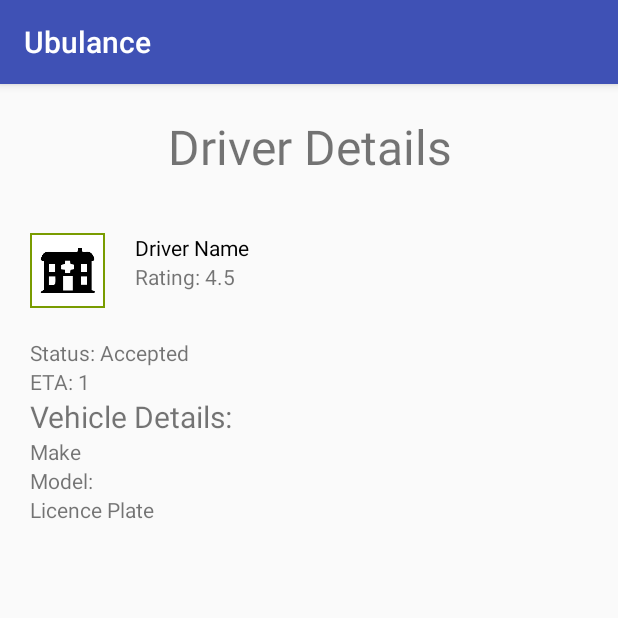
After one commit to pravinkandala/Ubulance, an Android app: the DisplayDriverActivity screen opened directly, with no data from a screen before it, on a phone screen of 412 x 824 dp, the top half of it. The commit adds this screen. Run offline under Robolectric (Android 15) with nearby library versions, the phone set to English and light mode, and no system bars; our stand-ins replace Picasso, Volley; network calls fail; pictures from the network do not load.

Commit message:
clean up + driver details loaded

```diff
--- /dev/null
+++ b/app/src/main/java/com/pk/ubulance/ACTIVITY/DisplayDriverActivity.java
@@ -0,0 +1,173 @@
+package com.pk.ubulance.Activity;
+
+import android.Manifest;
+import android.content.Context;
+import android.content.Intent;
+import android.content.pm.PackageManager;
+import android.net.Uri;
+import android.os.Bundle;
+import android.support.v4.app.ActivityCompat;
+import android.support.v7.app.AppCompatActivity;
+import android.view.View;
+import android.widget.ImageView;
+import android.widget.TextView;
+
+import com.pk.ubulance.API.UberAPI;
+import com.pk.ubulance.Model.ServerCallBack;
+import com.pk.ubulance.R;
+import com.pk.ubulance.Service.GetLocation;
+import com.squareup.picasso.Picasso;
+
+import org.json.JSONException;
+import org.json.JSONObject;
+
+public class DisplayDriverActivity extends AppCompatActivity {
+
+    String end_latitude;
+    String end_longitude;
+    String start_latitude;
+    String start_longitude;
+    TextView _driver_name, _driver_phone, _driver_rating, _status, _eta, _vehicle_make, _vehicle_model, _vehicle_plate;
+    ImageView _driver_image;
+    Context context;
+    Intent callIntent;
+
+    @Override
+    protected void onCreate(Bundle savedInstanceState) {
+        super.onCreate(savedInstanceState);
+        setContentView(R.layout.activity_display_driver);
+
+        context = this;
+
+        callIntent = new Intent(Intent.ACTION_CALL);
+        _driver_name = ((TextView) findViewById(R.id.driver_name_tv));
+        _driver_phone = ((TextView) findViewById(R.id.driver_phone_tv));
+        _driver_rating = ((TextView) findViewById(R.id.driver_rating_tv));
+        _status = ((TextView) findViewById(R.id.status_tv));
+        _eta = ((TextView) findViewById(R.id.eta_tv));
+        _vehicle_make = ((TextView) findViewById(R.id.vehicle_make_tv));
+        _vehicle_model = ((TextView) findViewById(R.id.vehicle_model_tv));
+        _vehicle_plate = ((TextView) findViewById(R.id.vehicle_plate_tv));
+        _driver_image = ((ImageView) findViewById(R.id.driver_image));
+        _driver_phone.setVisibility(View.GONE);
+
+
+        GetLocation getLocation = new GetLocation(this);
+        if (getLocation.canGetLocation()) {
+            start_latitude = Double.toString(getLocation.getLatitude());
+            start_longitude = Double.toString(getLocation.getLongitude());
+        } else {
+            getLocation.showSettingsAlert();
+        }
+
+        Intent intent = this.getIntent();
+        Double end_lat = intent.getDoubleExtra("end_latitude", 0.0);
+        Double end_long = intent.getDoubleExtra("end_longitude", 0.0);
+        if (end_lat != 0.0 || end_long != 0.0) {
+            end_latitude = Double.toString(end_lat);
+            end_longitude = Double.toString(end_long);
+        }
+
+        UberAPI uberAPI = new UberAPI();
+        try {
+            uberAPI.callUbulance(this, start_latitude, start_longitude, end_latitude, end_longitude, new ServerCallBack() {
+                @Override
+                public void onSuccess(Object result) throws JSONException {
+
+                    /**
+                     *
+                     * {
+                     "status": "accepted",
+                     "product_id": "dee8691c-8b48-4637-b048-300eee72d58d",
+                     "destination": {
+                     "latitude": 38.993329,
+                     "longitude": -76.873783
+                     },
+                     "driver": {
+                     "phone_number": "(555)555-5555",
+                     "rating": 4.9,
+                     "picture_url": "https://d1a3f4spazzrp4.cloudfront.net/uberex-sandbox/images/driver.jpg",
+                     "name": "John",
+                     "sms_number": null
+                     },
+                     "pickup": {
+                     "latitude": 38.998725,
+                     "eta": 1,
+                     "longitude": -76.866995
+                     },
+                     "request_id": "4d6d3a1f-0a5d-47c9-8f25-c53d69e45cb9",
+                     "eta": 1,
+                     "location": {
+                     "latitude": 39.0004226109,
+                     "bearing": -150,
+                     "longitude": -76.8657338136
+                     },
+                     "vehicle": {
+                     "make": "Toyota",
+                     "picture_url": "https://d1a3f4spazzrp4.cloudfront.net/uberex-sandbox/images/prius.jpg",
+                     "model": "Prius",
+                     "license_plate": "UBER-PLATE"
+                     },
+                     "surge_multiplier": 1,
+                     "shared": false
+                     }
+                     *
+                     */
+
+                    final JSONObject finalResult = (JSONObject) result;
+                    String product_id = finalResult.getString("product_id");
+                    _status.setText("Status: " + finalResult.getString("status"));
+                    String request_id = finalResult.getString("request_id");
+
+                    final JSONObject pickup = finalResult.getJSONObject("pickup");
+                    _eta.setText("ETA: " + pickup.getString("eta") + "min");
+
+                    final JSONObject driver = finalResult.getJSONObject("driver");
+                    _driver_name.setText("Driver: " + driver.getString("name"));
+                    _driver_phone.setVisibility(View.VISIBLE);
+                    _driver_phone.setText("Call: " + driver.getString("phone_number"));
+                    _driver_phone.setOnClickListener(new View.OnClickListener() {
+
+                        @Override
+                        public void onClick(View view) {
+
+                            try {
+                                callIntent.setData(Uri.parse("tel:+" + driver.getString("phone_number").trim()));
+                                startActivity(callIntent);
+                            } catch (JSONException e) {
+                                e.printStackTrace();
+                            }
+                        }
+                    });
+
+                    Picasso.with(context).load(driver.getString("picture_url")).into(_driver_image);
+
+                    final JSONObject vehicle = finalResult.getJSONObject("vehicle");
+                    _vehicle_make.setText("Make: " + vehicle.getString("make"));
+                    _vehicle_model.setText("Model: " + vehicle.getString("model"));
+                    _vehicle_plate.setText("Licence Plate: " + vehicle.getString("license_plate"));
+
+                }
+
+                @Override
+                public void onFailure(Boolean bool) {
+
+                }
+            });
+        } catch (JSONException e) {
+            e.printStackTrace();
+        }
+
+        if (ActivityCompat.checkSelfPermission(this, Manifest.permission.CALL_PHONE) != PackageManager.PERMISSION_GRANTED) {
+            // TODO: Consider calling
+            //    ActivityCompat#requestPermissions
+            // here to request the missing permissions, and then overriding
+            //   public void onRequestPermissionsResult(int requestCode, String[] permissions,
+            //                                          int[] grantResults)
+            // to handle the case where the user grants the permission. See the documentation
+            // for ActivityCompat#requestPermissions for more details.
+            return;
+        }
+
+    }
+}
--- a/app/src/main/java/com/pk/ubulance/ServerCallBack.java
+++ b/app/src/main/java/com/pk/ubulance/MODEL/ServerCallBack.java
@@ -1,4 +1,4 @@
-package com.pk.ubulance;
+package com.pk.ubulance.Model;
 
 import org.json.JSONException;
 
--- a/app/src/main/java/com/pk/ubulance/GetLocation.java
+++ b/app/src/main/java/com/pk/ubulance/SERVICE/GetLocation.java
@@ -1,19 +1,16 @@
-package com.pk.ubulance;
+package com.pk.ubulance.Service;
 
-import android.Manifest;
 import android.app.AlertDialog;
 import android.app.Service;
 import android.content.Context;
 import android.content.DialogInterface;
 import android.content.Intent;
-import android.content.pm.PackageManager;
 import android.location.Location;
 import android.location.LocationListener;
 import android.location.LocationManager;
 import android.os.Bundle;
 import android.os.IBinder;
 import android.provider.Settings;
-import android.support.v4.app.ActivityCompat;
 import android.util.Log;
 
 /**
--- a/app/src/main/java/com/pk/ubulance/PlacesService.java
+++ b/app/src/main/java/com/pk/ubulance/SERVICE/PlacesService.java
@@ -1,6 +1,8 @@
-package com.pk.ubulance;
+package com.pk.ubulance.Service;
 
 import android.util.Log;
+
+import com.pk.ubulance.Model.Place;
 
 import org.json.JSONArray;
 import org.json.JSONException;
@@ -44,7 +46,7 @@ public class PlacesService {
             ArrayList<Place> arrayList = new ArrayList<Place>();
             for (int i = 0; i < array.length(); i++) {
                 try {
-                    Place place = Place.jsonToPontoReferencia((JSONObject) array.get(i));
+                    Place place = Place.jsonPlaceReference((JSONObject) array.get(i));
 
                     Log.v("Places Services ", ""+place);
 
--- /dev/null
+++ b/app/src/main/res/layout/activity_display_driver.xml
@@ -0,0 +1,118 @@
+<?xml version="1.0" encoding="utf-8"?>
+<RelativeLayout xmlns:android="http://schemas.android.com/apk/res/android"
+    xmlns:tools="http://schemas.android.com/tools"
+    android:id="@+id/activity_get_product"
+    android:layout_width="match_parent"
+    android:layout_height="match_parent"
+    tools:context="com.pk.ubulance.Activity.DisplayDriverActivity">
+
+    <TextView
+        android:layout_width="match_parent"
+        android:layout_height="wrap_content"
+        android:text="Driver Details"
+        android:layout_margin="20dp"
+        android:textSize="32dp"
+        android:gravity="center"
+        android:id="@+id/lable"/>
+
+
+    <LinearLayout
+        android:layout_width="wrap_content"
+        android:layout_height="wrap_content"
+        android:orientation="horizontal"
+        android:id="@+id/nameplate"
+        android:layout_below="@+id/lable">
+
+
+    <ImageView
+        android:id="@+id/driver_image"
+        android:layout_width="50dp"
+        android:layout_height="50dp"
+        android:layout_marginLeft="20dp"
+        android:layout_marginTop="16dp"
+        android:background="@drawable/hospital_icon" />
+
+    <LinearLayout
+        android:layout_width="wrap_content"
+        android:layout_height="wrap_content"
+        android:layout_marginBottom="10dp"
+        android:layout_marginLeft="20dp"
+        android:orientation="vertical">
+
+        <TextView
+            android:id="@+id/driver_name_tv"
+            android:layout_width="wrap_content"
+            android:layout_height="wrap_content"
+            android:layout_gravity="center_vertical"
+            android:layout_marginTop="16dp"
+            android:text="Driver Name"
+            android:textColor="#000" />
+
+        <TextView
+            android:id="@+id/driver_phone_tv"
+            android:layout_width="wrap_content"
+            android:layout_height="wrap_content"
+            android:layout_marginRight="10dp"
+            android:text="Phone: (999) 999 - 111"
+            android:onClick="makeCall"
+            android:clickable="true"
+            android:textColor="#6F000000" />
+
+        <TextView
+            android:id="@+id/driver_rating_tv"
+            android:layout_width="wrap_content"
+            android:layout_height="wrap_content"
+            android:text="Rating: 4.5"/>
+
+    </LinearLayout>
+    </LinearLayout>
+
+    <LinearLayout
+        android:layout_width="match_parent"
+        android:layout_height="match_parent"
+        android:orientation="vertical"
+        android:padding="20dp"
+        android:layout_below="@id/nameplate">
+
+        <TextView
+            android:id="@+id/status_tv"
+            android:layout_width="match_parent"
+            android:layout_height="wrap_content"
+            android:text="Status: Accepted"/>
+
+        <TextView
+            android:id="@+id/eta_tv"
+            android:layout_width="match_parent"
+            android:layout_height="wrap_content"
+            android:text="ETA: 1"/>
+
+        <TextView
+            android:layout_width="match_parent"
+            android:layout_height="wrap_content"
+            android:text="Vehicle Details:"
+            android:textSize="20sp"/>
+
+        <TextView
+            android:id="@+id/vehicle_make_tv"
+            android:layout_width="match_parent"
+            android:layout_height="wrap_content"
+            android:text="Make"/>
+
+        <TextView
+            android:id="@+id/vehicle_model_tv"
+            android:layout_width="match_parent"
+            android:layout_height="wrap_content"
+            android:text="Model:"/>
+
+        <TextView
+            android:id="@+id/vehicle_plate_tv"
+            android:layout_width="match_parent"
+            android:layout_height="wrap_content"
+            android:text="Licence Plate"/>
+
+
+
+
+    </LinearLayout>
+
+</RelativeLayout>
--- a/app/src/main/res/layout/activity_nearest_hospital.xml
+++ b/app/src/main/res/layout/activity_hospital.xml
@@ -5,7 +5,7 @@
     android:layout_width="match_parent"
     android:layout_height="match_parent"
     android:orientation="vertical"
-    tools:context="com.pk.ubulance.NearestHospital"
+    tools:context="com.pk.ubulance.Activity.HospitalAcitivity"
     android:background="@color/background">
 
     <LinearLayout
--- a/app/src/main/res/layout/activity_main.xml
+++ b/app/src/main/res/layout/activity_main.xml
@@ -4,7 +4,7 @@
     android:id="@+id/activity_main"
     android:layout_width="match_parent"
     android:layout_height="match_parent"
-    tools:context="com.pk.ubulance.MainActivity"
+    tools:context="com.pk.ubulance.Activity.MainActivity"
     android:background="@color/background">
 
     <com.dd.morphingbutton.MorphingButton
--- a/app/src/main/res/layout/activity_splash.xml
+++ b/app/src/main/res/layout/activity_splash.xml
@@ -6,7 +6,7 @@
     android:layout_width="fill_parent"
     android:layout_height="fill_parent"
     android:background="@color/background"
-    tools:context="com.pk.ubulance.Splash">
+    tools:context="com.pk.ubulance.Activity.IntroActivity">
 
     <com.mikhaellopez.circularfillableloaders.CircularFillableLoaders
         android:id="@+id/circularFillableLoaders"
```
Also changed, not shown: app/src/main/AndroidManifest.xml (+5 -4 lines), app/src/main/java/com/pk/ubulance/ACTIVITY/HospitalAcitivity.java (renamed from app/src/main/java/com/pk/ubulance/NearestHospital.java, +9 -3 lines), app/src/main/java/com/pk/ubulance/ACTIVITY/IntroActivity.java (renamed from app/src/main/java/com/pk/ubulance/Splash.java, +5 -3 lines), app/src/main/java/com/pk/ubulance/ACTIVITY/MainActivity.java (renamed from app/src/main/java/com/pk/ubulance/MainActivity.java, +4 -3 lines), app/src/main/java/com/pk/ubulance/ADAPTER/HospitalAdapter.java (renamed from app/src/main/java/com/pk/ubulance/HospitalAdapter.java, +5 -2 lines), app/src/main/java/com/pk/ubulance/API/UberAPI.java (renamed from app/src/main/java/com/pk/ubulance/Api.java, +9 -133 lines), app/src/main/java/com/pk/ubulance/GetProduct.java (deleted, +0 -86 lines), app/src/main/java/com/pk/ubulance/MODEL/Place.java (renamed from app/src/main/java/com/pk/ubulance/Place.java, +7 -7 lines), app/src/main/res/layout/activity_get_product.xml (deleted, +0 -13 lines).
